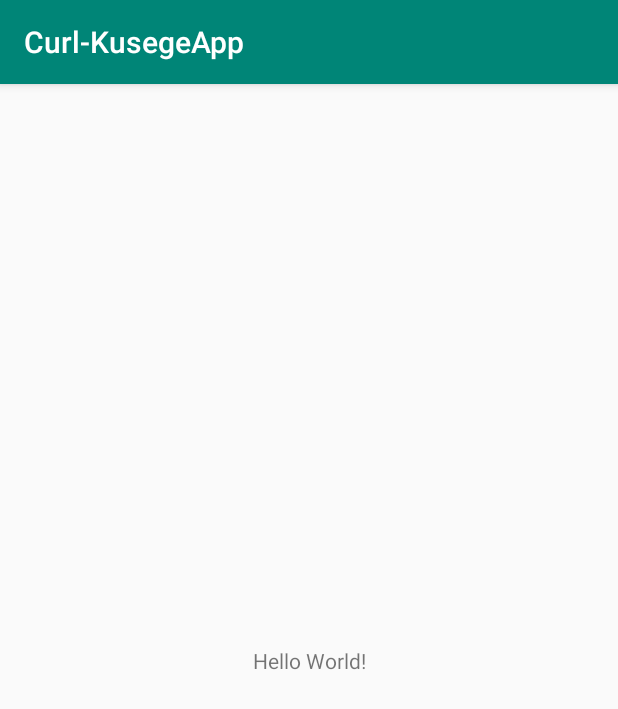
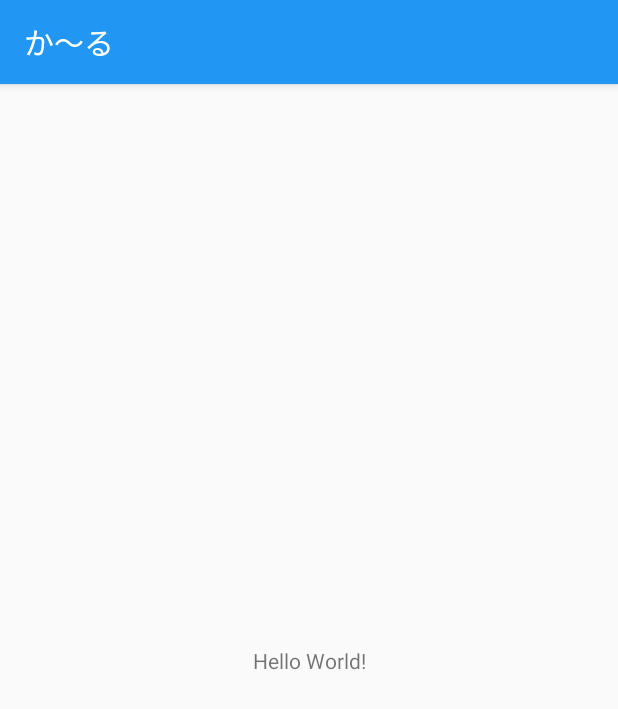
Before and after one commit to h3birth/CurlKusegeApp, an Android app: the screen it shows after launch (MainActivity), on a phone screen of 412 x 824 dp. Shown: the top 709 px of the screen. Run offline under Robolectric (Android 15) with nearby library versions, the phone set to English and light mode, and no system bars.

Commit message:
set App Theme

```diff
--- a/app/src/main/res/values/colors.xml
+++ b/app/src/main/res/values/colors.xml
@@ -1,6 +1,6 @@
 <?xml version="1.0" encoding="utf-8"?>
 <resources>
-    <color name="colorPrimary">#008577</color>
-    <color name="colorPrimaryDark">#00574B</color>
-    <color name="colorAccent">#D81B60</color>
+    <color name="colorPrimary">#2196F3</color>
+    <color name="colorPrimaryDark">#0D47A1</color>
+    <color name="colorAccent">#2196f3</color>
 </resources>
--- a/app/src/main/res/values/strings.xml
+++ b/app/src/main/res/values/strings.xml
@@ -1,3 +1,3 @@
 <resources>
-    <string name="app_name">Curl-KusegeApp</string>
+    <string name="app_name">か～る</string>
 </resources>
```
